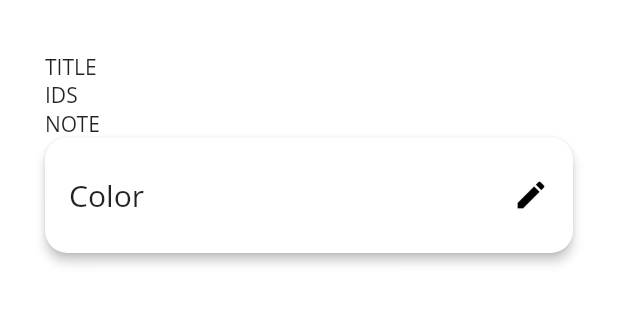
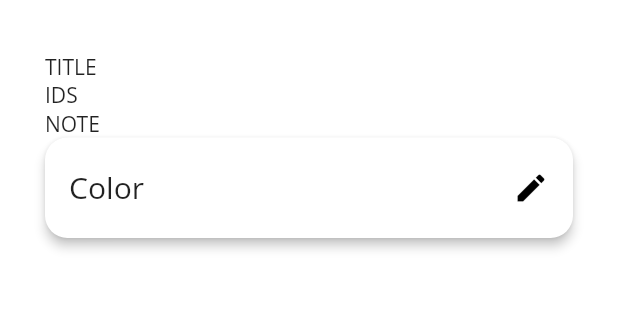
Before and after one commit to theofournier/my-ids, a Flutter app: the screen it shows after launch, on a phone screen of 412 x 824 dp, the part 62-388 px from its top. Run offline on Flutter 3.47's test engine with Material 2 defaults, Android fonts, the phone set to English and light mode, and no system bars; our stand-ins replace flushbar.

Commit message:
Edit ID - Separate color widget

```diff
--- a/lib/screens/edit_id/edit_id_screen.dart
+++ b/lib/screens/edit_id/edit_id_screen.dart
@@ -1,10 +1,7 @@
 import 'package:flutter/material.dart';
 import 'package:my_ids/generated/l10n.dart';
 import 'package:my_ids/models/id_model.dart';
-import 'package:my_ids/theme.dart';
-import 'package:my_ids/utils/hex_color.dart';
-import 'package:my_ids/utils/utils.dart';
-import 'package:my_ids/widgets/color_picker.dart';
+import 'package:my_ids/screens/edit_id/widgets/color_widget.dart';
 
 class EditIdScreen extends StatefulWidget {
   static const routeName = "/edit-id";
@@ -39,67 +36,15 @@ class _EditIdScreenState extends State<EditIdScreen> {
                 Text("TITLE"),
                 Text("IDS"),
                 Text("NOTE"),
-                _buildColor(),
+                ColorWidget(
+                  hexColor: _idModel.hexColor,
+                  callback: (String hexColor) => setState(() {
+                    _idModel.hexColor = hexColor;
+                  }),
+                ),
               ],
             )),
       ),
     );
   }
-
-  Widget _buildColor() {
-    return GestureDetector(
-      onTap: () async {
-        Color color = await showDialog(
-          context: context,
-          builder: (ctx) {
-            return ColorPicker(
-              colors: AppColors.idColors,
-              initColor: _idModel.hexColor != null
-                  ? HexColor(_idModel.hexColor)
-                  : null,
-            );
-          },
-        );
-        setState(() {
-          _idModel.hexColor = Utils.getHexFromColor(color);
-        });
-      },
-      child: Card(
-        elevation: 3,
-        margin: const EdgeInsets.all(0),
-        shape: RoundedRectangleBorder(
-          borderRadius: BorderRadius.circular(15),
-        ),
-        color: _idModel.hexColor != null
-            ? HexColor(_idModel.hexColor)
-            : Colors.white,
-        child: Padding(
-          padding: const EdgeInsets.symmetric(horizontal: 16.0, vertical: 25),
-          child: Row(
-            mainAxisAlignment: MainAxisAlignment.spaceBetween,
-            children: <Widget>[
-              _idModel.hexColor == null
-                  ? Text(
-                      S.of(context).color,
-                      style: TextStyle(
-                        fontSize: 20,
-                      ),
-                    )
-                  : Text(
-                      "#${_idModel.hexColor.toUpperCase()}",
-                      style: TextStyle(
-                        fontSize: 20,
-                        color: Colors.white,
-                      ),
-                    ),
-              Icon(
-                Icons.edit,
-                color: _idModel.hexColor != null ? Colors.white : Colors.black,
-              ),
-            ],
-          ),
-        ),
-      ),
-    );
-  }
 }
--- /dev/null
+++ b/lib/screens/edit_id/widgets/color_widget.dart
@@ -0,0 +1,70 @@
+import 'package:flutter/material.dart';
+import 'package:my_ids/generated/l10n.dart';
+import 'package:my_ids/utils/hex_color.dart';
+import 'package:my_ids/utils/utils.dart';
+import 'package:my_ids/widgets/color_picker.dart';
+
+import 'package:my_ids/theme.dart';
+
+class ColorWidget extends StatelessWidget {
+  final String hexColor;
+  final Function(String hexColor) callback;
+
+  ColorWidget({this.hexColor, this.callback});
+
+  @override
+  Widget build(BuildContext context) {
+    return GestureDetector(
+      onTap: () async {
+        Color color = await showDialog(
+          context: context,
+          builder: (ctx) {
+            return ColorPicker(
+              colors: AppColors.idColors,
+              initColor: hexColor != null
+                  ? HexColor(hexColor)
+                  : null,
+            );
+          },
+        );
+        callback(Utils.getHexFromColor(color));
+      },
+      child: Card(
+        elevation: 3,
+        margin: const EdgeInsets.all(0),
+        shape: RoundedRectangleBorder(
+          borderRadius: BorderRadius.circular(15),
+        ),
+        color: hexColor != null
+            ? HexColor(hexColor)
+            : Colors.white,
+        child: Padding(
+          padding: const EdgeInsets.symmetric(horizontal: 16.0, vertical: 20),
+          child: Row(
+            mainAxisAlignment: MainAxisAlignment.spaceBetween,
+            children: <Widget>[
+              hexColor == null
+                  ? Text(
+                S.of(context).color,
+                style: TextStyle(
+                  fontSize: 20,
+                ),
+              )
+                  : Text(
+                "#${hexColor.toUpperCase()}",
+                style: TextStyle(
+                  fontSize: 20,
+                  color: Colors.white,
+                ),
+              ),
+              Icon(
+                Icons.edit,
+                color: hexColor != null ? Colors.white : Colors.black,
+              ),
+            ],
+          ),
+        ),
+      ),
+    );
+  }
+}
--- a/lib/screens/id/id_screen.dart
+++ b/lib/screens/id/id_screen.dart
@@ -117,7 +117,7 @@ class IdScreen extends StatelessWidget {
                   ),
                   color: HexColor(data.hexColor),
                   child: Padding(
-                    padding: const EdgeInsets.symmetric(horizontal: 16.0, vertical: 25),
+                    padding: const EdgeInsets.symmetric(horizontal: 16.0, vertical: 20),
                     child: Text(
                       data.hexColor.toUpperCase(),
                       style: TextStyle(
```
